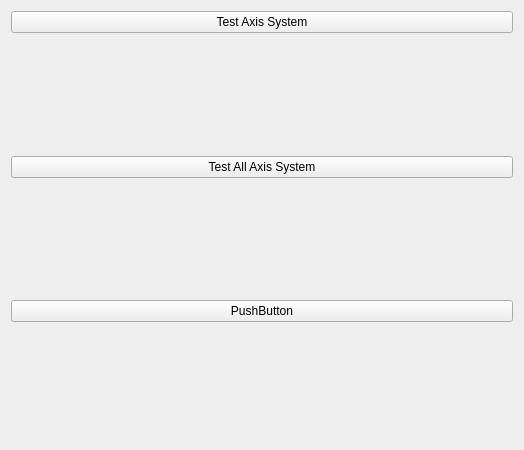
This is testtab.ui in smartmaster/openglQT as Qt 5 draws it before an edit. The edited form follows.
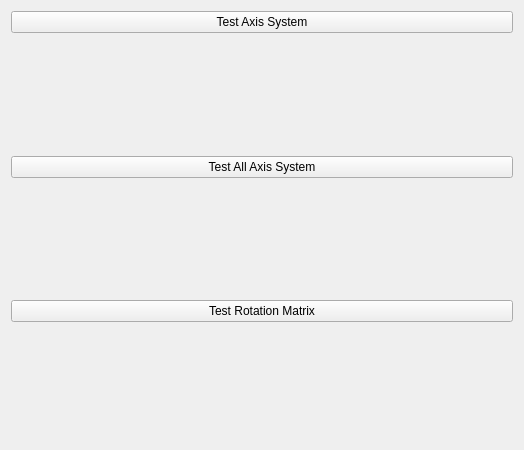
This is the edited form.

```diff
--- a/testtab.ui
+++ b/testtab.ui
@@ -31,7 +31,7 @@
    <item alignment="Qt::AlignTop">
     <widget class="QPushButton" name="pushButton_3">
      <property name="text">
-      <string>PushButton</string>
+      <string>Test Rotation Matrix</string>
      </property>
     </widget>
    </item>
```
Left out of the diff: 2 changed lines with no effect on the pictures.
